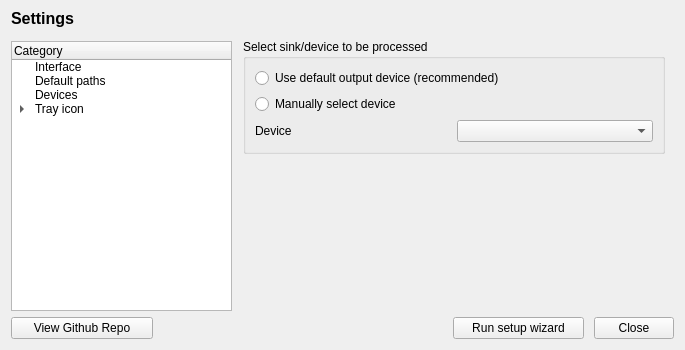
First picture: the form in src/interface/fragment/SettingsFragment.ui, repository Audio4Linux/JDSP4Linux, before the edit.
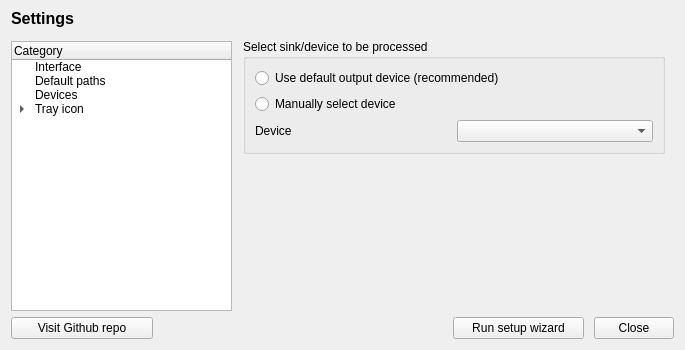
Second picture: the form after the edit. Custom widgets are drawn as their Qt base class.

Diff of the .ui file:
```diff
--- a/src/interface/fragment/SettingsFragment.ui
+++ b/src/interface/fragment/SettingsFragment.ui
@@ -924,7 +924,7 @@
         </size>
        </property>
        <property name="text">
-        <string>View Github Repo</string>
+        <string>Visit Github repo</string>
        </property>
       </widget>
      </item>
```
Left out of the diff: 2 changed lines with no effect on the pictures.
